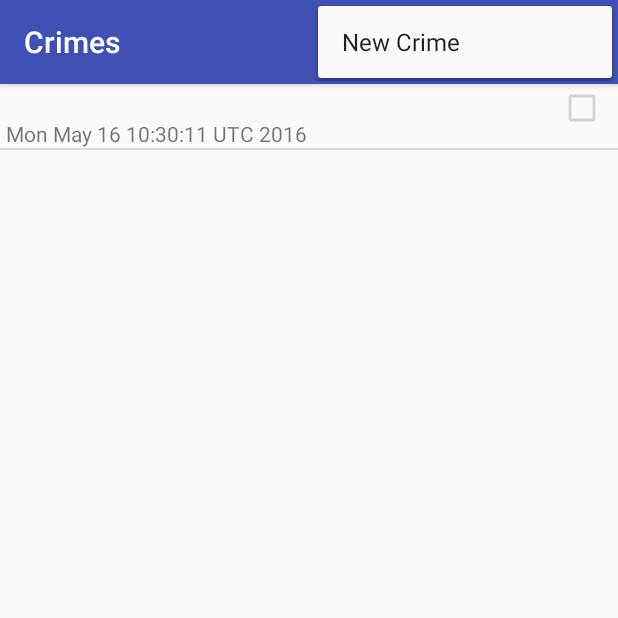
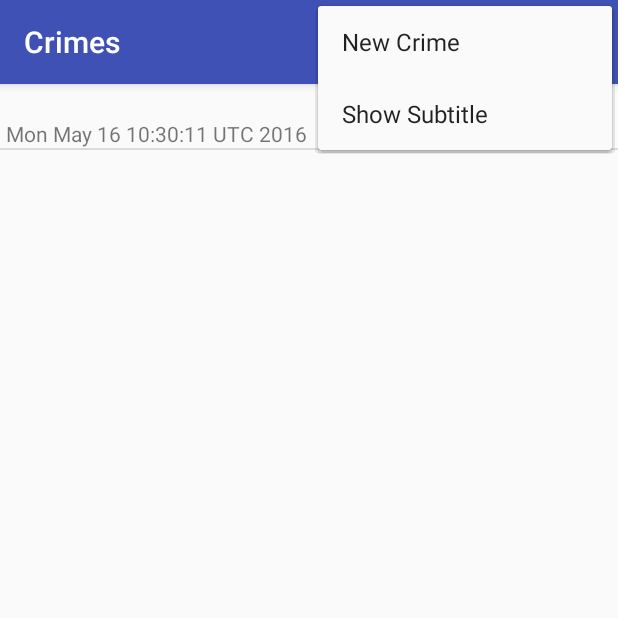
Before and after one commit to yourtion/LearningAndroid, an Android app: the fragment CrimeListFragment placed in its activity, with the options menu open, on a phone screen of 412 x 824 dp, the top half of it. Run offline under Robolectric (Android 15) with nearby library versions, the light colour scheme and no system bars.

Commit message:
#16.3 可选菜单项

```diff
--- a/CriminalIntent/app/src/main/res/menu/fragment_crime_list.xml
+++ b/CriminalIntent/app/src/main/res/menu/fragment_crime_list.xml
@@ -5,4 +5,8 @@
         android:icon="@android:drawable/ic_menu_add"
         android:showAsAction="ifRoom|withText"
         android:title="@string/new_crime"/>
+    <item
+        android:id="@+id/menu_item_show_subtitle"
+        android:showAsAction="ifRoom"
+        android:title="@string/show_subtitle"/>
 </menu>
```
Also changed, not shown: CriminalIntent/app/src/main/java/com/yourtion/criminalintent/CrimeListFragment.java (+9 -1 lines).
